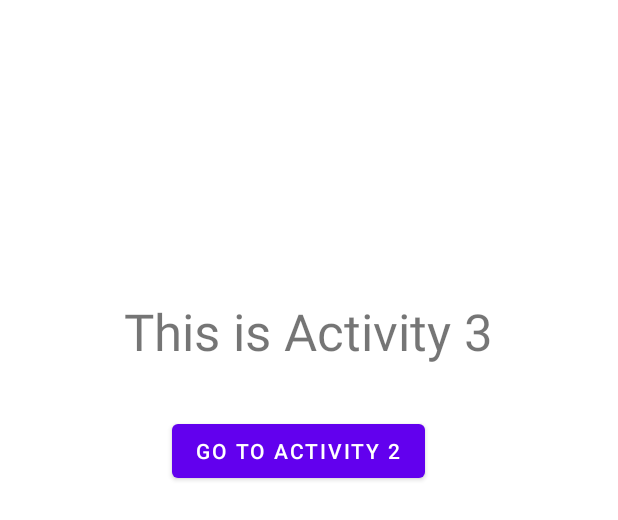
After one commit to Anas428/Mobile_Computing_Progress, an Android app: the layout activity3.xml on its own in the app's theme, with its tools: preview values and no code run, on a phone screen of 412 x 824 dp. The commit adds this screen. Shown: the top 520 px of the screen. Run offline under Robolectric (Android 15) with nearby library versions, the phone set to English and light mode, and no system bars.

Commit message:
After Adding Activities

```diff
--- /dev/null
+++ b/Projects/Lec 7/ALC/app/src/main/res/layout/activity3.xml
@@ -0,0 +1,36 @@
+<?xml version="1.0" encoding="utf-8"?>
+<androidx.constraintlayout.widget.ConstraintLayout xmlns:android="http://schemas.android.com/apk/res/android"
+    xmlns:app="http://schemas.android.com/apk/res-auto"
+    xmlns:tools="http://schemas.android.com/tools"
+    android:layout_width="match_parent"
+    android:layout_height="match_parent">
+
+    <TextView
+        android:id="@+id/textView5"
+        android:layout_width="wrap_content"
+        android:layout_height="wrap_content"
+        android:layout_marginStart="82dp"
+        android:layout_marginLeft="82dp"
+        android:layout_marginTop="198dp"
+        android:layout_marginEnd="83dp"
+        android:layout_marginRight="83dp"
+        android:text="This is Activity 3"
+        android:textSize="34sp"
+        app:layout_constraintEnd_toEndOf="parent"
+        app:layout_constraintStart_toStartOf="parent"
+        app:layout_constraintTop_toTopOf="parent" />
+
+    <Button
+        android:id="@+id/a3b1"
+        android:layout_width="wrap_content"
+        android:layout_height="wrap_content"
+        android:layout_marginStart="151dp"
+        android:layout_marginLeft="151dp"
+        android:layout_marginTop="33dp"
+        android:layout_marginEnd="166dp"
+        android:layout_marginRight="166dp"
+        android:text="Go to Activity 2"
+        app:layout_constraintEnd_toEndOf="parent"
+        app:layout_constraintStart_toStartOf="parent"
+        app:layout_constraintTop_toBottomOf="@+id/textView5" />
+</androidx.constraintlayout.widget.ConstraintLayout>
```
Also changed, not shown: Projects/Lec 7/ALC/app/src/main/java/com/example/activitylifecycle/MainActivity.java (+12 -12 lines), Projects/Lec 7/ALC/app/src/main/res/layout/acticity2.xml (added, +22 -0 lines).
